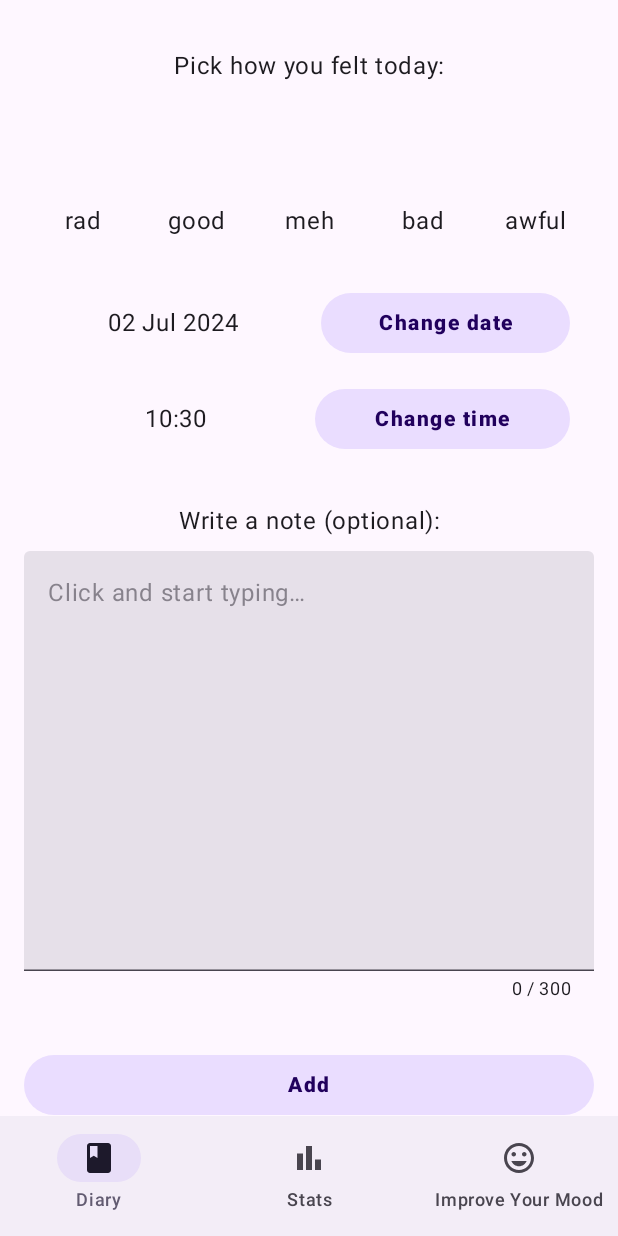
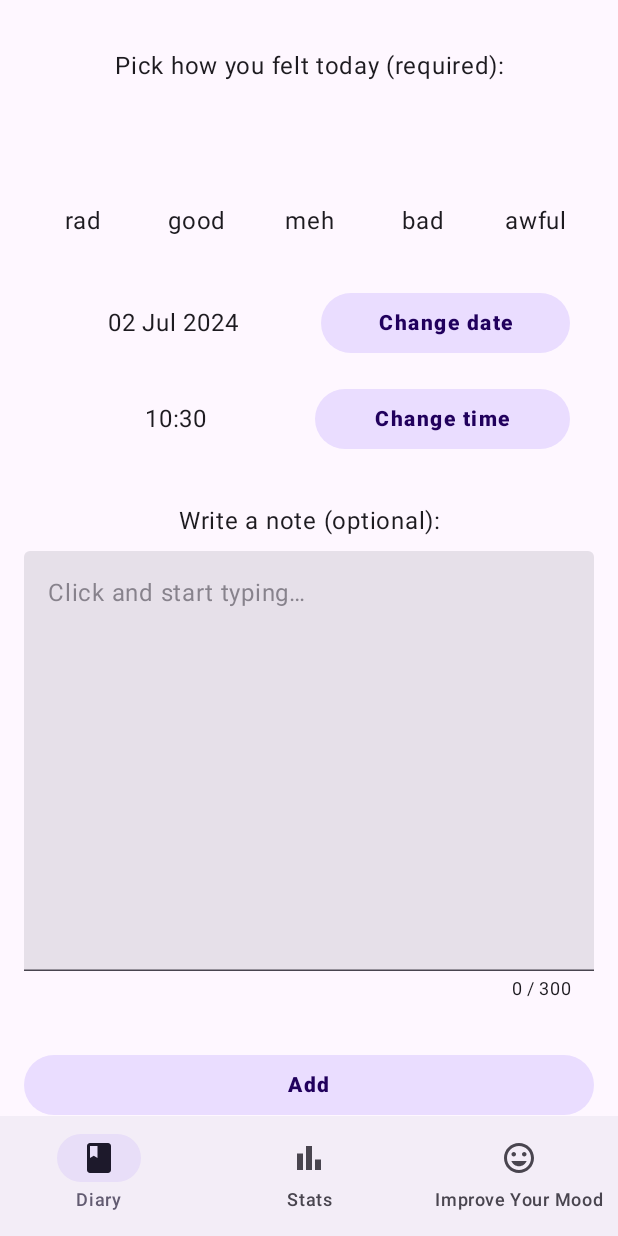
Before and after one commit to matdziu/Moodline, an Android app built with Jetpack Compose: the AddEntryRoute screen opened through its navigation route, on a phone screen of 412 x 824 dp. Run offline under Robolectric (Android 15) with nearby library versions, the phone set to English and light mode, and no system bars; our stand-ins replace Dagger/Hilt's generated code.

Commit message:
Small copy change

```diff
--- a/design-system/src/main/res/values/strings.xml
+++ b/design-system/src/main/res/values/strings.xml
@@ -4,7 +4,7 @@
     <string name="emotion_symbol_meh_text">meh</string>
     <string name="emotion_symbol_bad_text">bad</string>
     <string name="emotion_symbol_awful_text">awful</string>
-    <string name="emotion_picker_title">Pick how you felt today:</string>
+    <string name="emotion_picker_title">Pick how you felt today (required):</string>
     <string name="emotion_picker_no_selection_error">Please select an emotion by clicking on it</string>
     <string name="text_field_with_char_limit_supporting_text">You\'ve exceeded maximum character limit</string>
     <string name="date_picker_button_text">Change date</string>
```
